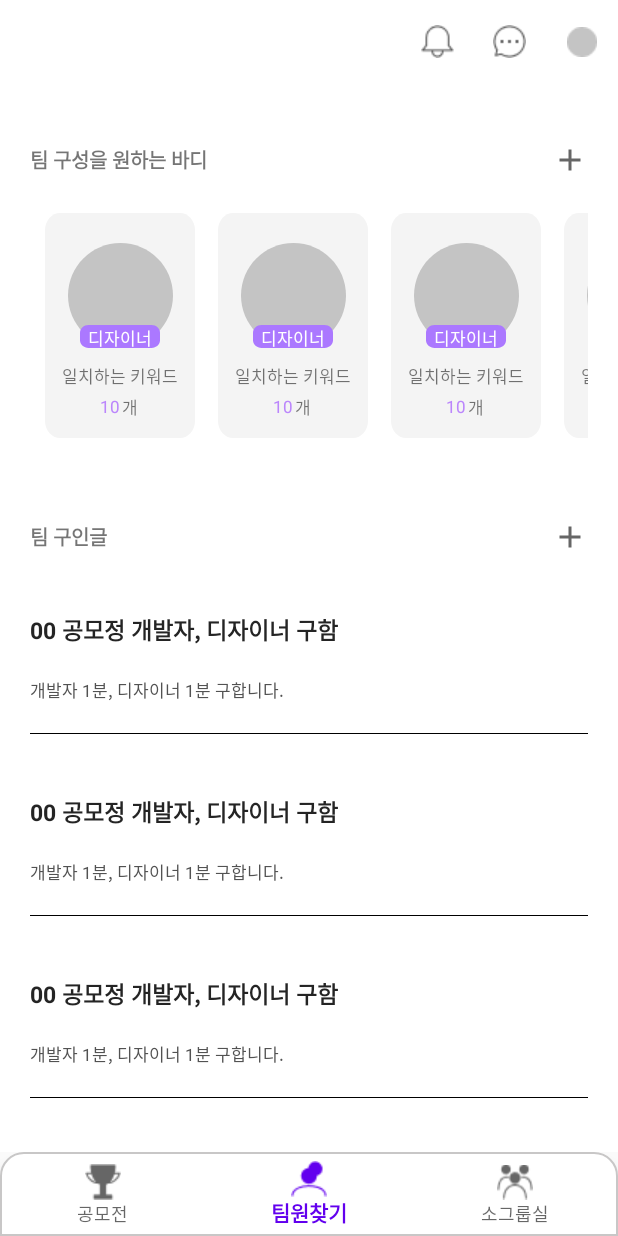
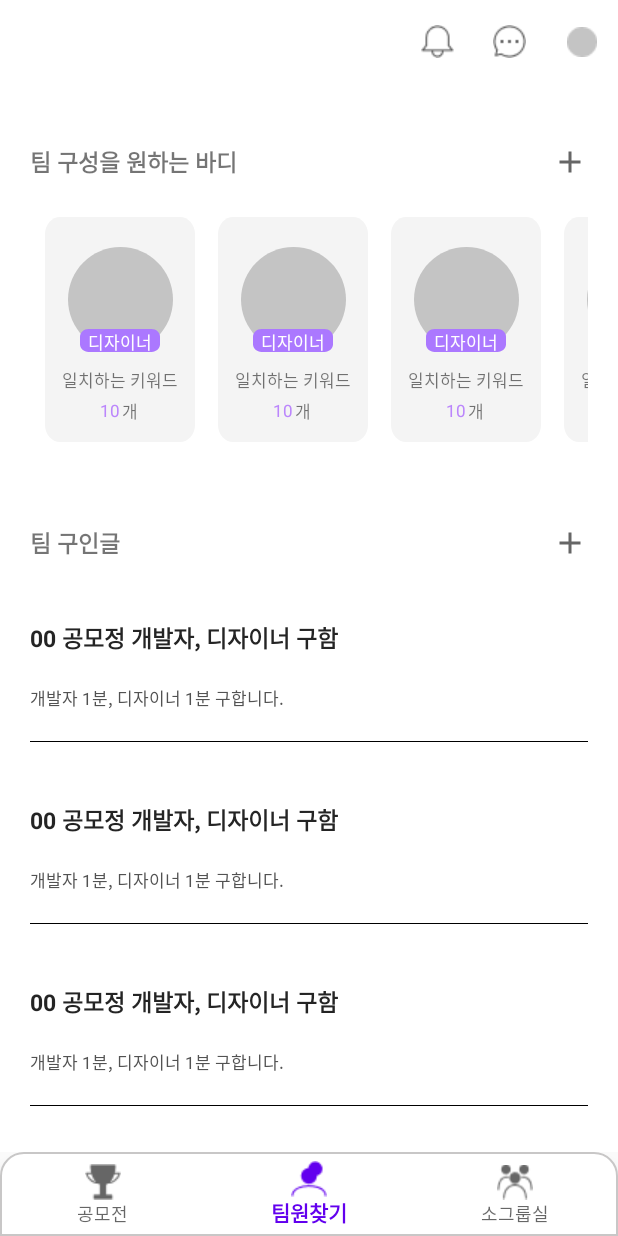
Before and after one commit to Apptive2022-1/TeamDRAW, an Android app: the FindingTeamMembersFragment screen opened through its navigation route, on a phone screen of 412 x 824 dp. Run offline under Robolectric (Android 15) with nearby library versions, the phone set to English and light mode, and no system bars; our stand-ins replace Dagger/Hilt's generated code, Firebase (no records; nobody signed in at launch, a user with empty details on screens opened directly), Room's generated code, data binding, navigation-ui; 1 statement that could not run was skipped.

Commit message:
팀 구인 글 작성 레이아웃

```diff
--- a/TeamDRAW/app/src/main/java/com/example/teamdraw/ui/fragments/FindingTeamMembersFragment.kt
+++ b/TeamDRAW/app/src/main/java/com/example/teamdraw/ui/fragments/FindingTeamMembersFragment.kt
@@ -42,6 +42,9 @@ class FindingTeamMembersFragment : Fragment() {
             iv1.setOnClickListener {
                 findNavController().navigate(FindingTeamMembersFragmentDirections.actionFindingTeamMembersFragmentToWantingTeamFragment())
             }
+            iv2.setOnClickListener {
+                findNavController().navigate(FindingTeamMembersFragmentDirections.actionFindingTeamMembersFragmentToWriteRecruitingFragment())
+            }
         }
 
         return binding.root
--- a/TeamDRAW/app/src/main/res/layout/fragment_finding_team_members.xml
+++ b/TeamDRAW/app/src/main/res/layout/fragment_finding_team_members.xml
@@ -19,7 +19,7 @@
             android:layout_height="wrap_content"
             android:text="팀 구성을 원하는 바디"
             android:textStyle="bold"
-            android:textSize="13sp"
+            android:textSize="15sp"
             android:layout_marginTop="40dp"
             android:layout_marginStart="20dp"
             app:layout_constraintTop_toTopOf="parent"
@@ -52,7 +52,7 @@
             android:layout_height="wrap_content"
             android:text="팀 구인글"
             android:textStyle="bold"
-            android:textSize="13sp"
+            android:textSize="15sp"
             android:layout_marginTop="40dp"
             app:layout_constraintStart_toStartOf="@id/tv1"
             app:layout_constraintTop_toBottomOf="@id/wanting_rv1" />
--- a/TeamDRAW/app/src/main/res/layout/fragment_input_position.xml
+++ b/TeamDRAW/app/src/main/res/layout/fragment_input_position.xml
@@ -3,7 +3,6 @@
     xmlns:app="http://schemas.android.com/apk/res-auto">
 
     <data>
-
         <variable
             name="user"
             type="com.example.teamdraw.viewmodels.UserInfoViewModel" />
--- a/TeamDRAW/app/src/main/res/navigation/nav_graph.xml
+++ b/TeamDRAW/app/src/main/res/navigation/nav_graph.xml
@@ -31,6 +31,9 @@
         <action
             android:id="@+id/action_findingTeamMembersFragment_to_wantingTeamFragment"
             app:destination="@id/wantingTeamFragment" />
+        <action
+            android:id="@+id/action_findingTeamMembersFragment_to_writeRecruitingFragment"
+            app:destination="@id/writeRecruitingFragment" />
     </fragment>
     <fragment
         android:id="@+id/contestDetailFragment"
@@ -70,4 +73,9 @@
             app:nullable="true"
             android:defaultValue='"me"' />
     </fragment>
+    <fragment
+        android:id="@+id/writeRecruitingFragment"
+        android:name="com.example.teamdraw.ui.fragments.WriteRecruitingFragment"
+        android:label="fragment_write_recruiting"
+        tools:layout="@layout/fragment_write_recruiting" />
 </navigation>
```
Also changed, not shown: TeamDRAW/app/src/main/java/com/example/teamdraw/ui/fragments/WriteRecruitingFragment.kt (added, +26 -0 lines), TeamDRAW/app/src/main/res/layout/fragment_write_recruiting.xml (added, +84 -0 lines).
